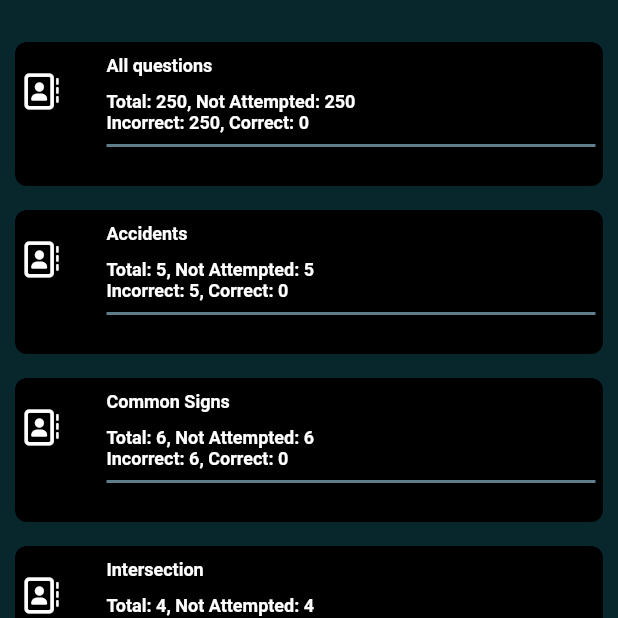
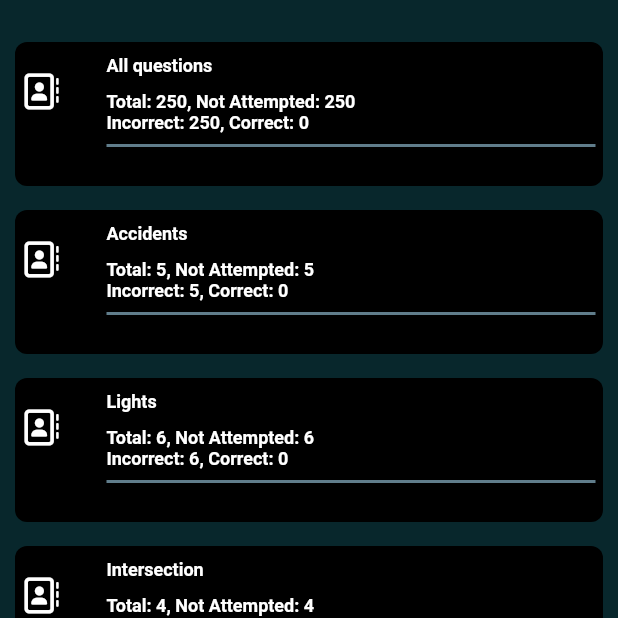
Before and after one commit to MJI-Abir/Drive-TestPal, a Flutter app: the screen it shows after launch, after a tap on "Flash Cards", on a phone screen of 412 x 824 dp, the top half of it. Run offline on Flutter 3.47's test engine with Material 2 defaults, Android fonts, the phone set to English and light mode, and no system bars; our stand-ins replace bloc, font_awesome_flutter, rflutter_alert.

Commit message:
started implementing clean architecture with bloc

```diff
--- a/lib/components/icon_content.dart
+++ b/lib/components/icon_content.dart
@@ -1,5 +1,5 @@
 import 'package:flutter/material.dart';
-import 'package:drive_test_pal/constants.dart';
+import 'package:drive_test_pal/constants/constants.dart';
 
 class IconContent extends StatelessWidget {
 
--- a/lib/components/practice_question.dart
+++ b/lib/components/practice_question.dart
@@ -1,4 +1,4 @@
-import 'package:drive_test_pal/widgets/questions_cat_list.dart';
+import '../enums/enum.dart';
 
 class PracticeQuestion{
   final QuestionType questionType;
--- /dev/null
+++ b/lib/enums/enum.dart
@@ -0,0 +1,6 @@
+enum QuestionType{
+  allQuestions,
+  accidents,
+  lights,
+  intersection,
+}
--- a/lib/screens/home_screen.dart
+++ b/lib/features/home/ui/home.dart
@@ -1,20 +1,13 @@
 import 'package:drive_test_pal/components/icon_content.dart';
 import 'package:drive_test_pal/components/reusable_card.dart';
-import 'package:drive_test_pal/constants.dart';
+import 'package:drive_test_pal/constants/constants.dart';
 import 'package:flutter/material.dart';
 import 'package:font_awesome_flutter/font_awesome_flutter.dart';
 
-class HomeScreen extends StatefulWidget {
-  const HomeScreen({super.key});
+class Home extends StatelessWidget {
+  const Home({super.key});
 
-  @override
-  State<HomeScreen> createState() => _HomeScreenState();
-}
-
-class _HomeScreenState extends State<HomeScreen> {
-  // bool _isHovered = true;
-
-  Expanded buildKey(IconData iconData, String cardLabel, String navigateTo) {
+  Expanded buildKey(IconData iconData, String cardLabel, String navigateTo, BuildContext context) {
     return Expanded(
       child: ReusableCard(
         color: kActiveCardColor,
@@ -30,6 +23,7 @@ class _HomeScreenState extends State<HomeScreen> {
 
   @override
   Widget build(BuildContext context) {
+
     return Scaffold(
       appBar: AppBar(
         backgroundColor: kAppBarColor,
@@ -44,20 +38,20 @@ class _HomeScreenState extends State<HomeScreen> {
         children: <Widget>[
           Row(
             children: <Widget>[
-              buildKey(FontAwesomeIcons.listCheck, 'Start Test', '/'),
-              buildKey(FontAwesomeIcons.book, 'Flash Cards', '/questionCatScreen'),
+              buildKey(FontAwesomeIcons.listCheck, 'Start Test', '/', context),
+              buildKey(FontAwesomeIcons.book, 'Flash Cards', '/questionCatScreen', context),
             ],
           ),
           Row(
             children: <Widget>[
-              buildKey(FontAwesomeIcons.circleInfo, 'Info', '/'),
-              buildKey(FontAwesomeIcons.gear, 'Settings', '/'),
+              buildKey(FontAwesomeIcons.circleInfo, 'Info', '/', context),
+              buildKey(FontAwesomeIcons.gear, 'Settings', '/', context),
             ],
           ),
           Row(
             children: <Widget>[
-              buildKey(FontAwesomeIcons.handHoldingDollar, 'Upgrade', '/'),
-              buildKey(FontAwesomeIcons.book, 'Free Stuff', '/'),
+              buildKey(FontAwesomeIcons.handHoldingDollar, 'Upgrade', '/', context),
+              buildKey(FontAwesomeIcons.book, 'Free Stuff', '/', context),
             ],
           ),
         ],
--- a/lib/screens/practice_screen.dart
+++ b/lib/features/practice_questions/ui/practice.dart
@@ -1,8 +1,9 @@
 import 'package:drive_test_pal/practice_question_brain.dart';
-import 'package:drive_test_pal/widgets/questions_cat_list.dart';
 import 'package:flutter/material.dart';
 import 'package:rflutter_alert/rflutter_alert.dart';
-import 'package:drive_test_pal/constants.dart';
+import 'package:drive_test_pal/constants/constants.dart';
+
+import '../../../enums/enum.dart';
 
 PracticeQuestionBrain practiceQuestionBrain = PracticeQuestionBrain();
 
--- a/lib/screens/question_category_screen.dart
+++ b/lib/features/question_category/ui/question_category_screen.dart
@@ -1,6 +1,6 @@
 import 'package:flutter/material.dart';
 
-import '../widgets/questions_cat_list.dart';
+import '../../../widgets/questions_cat_list.dart';
 
 class QuestionCategoryScreen extends StatelessWidget {
   const QuestionCategoryScreen({super.key});
--- a/lib/main.dart
+++ b/lib/main.dart
@@ -1,8 +1,8 @@
-import 'package:drive_test_pal/constants.dart';
-import 'package:drive_test_pal/screens/practice_screen.dart';
-import 'package:drive_test_pal/screens/question_category_screen.dart';
+import 'package:drive_test_pal/constants/constants.dart';
+import 'package:drive_test_pal/features/practice_questions/ui/practice.dart';
+import 'package:drive_test_pal/features/question_category/ui/question_category_screen.dart';
 import 'package:flutter/material.dart';
-import 'screens/home_screen.dart';
+import 'features/home/ui/home.dart';
 
 void main() {
   runApp(const DriveTestPal());
@@ -21,7 +21,7 @@ class DriveTestPal extends StatelessWidget {
       ),
       initialRoute: '/',
       routes: {
-        '/' :(context) => const HomeScreen(),
+        '/' :(context) => const Home(),
         '/questionCatScreen' :(context) => const QuestionCategoryScreen(),
         '/practiceScreen' : (context) => const PracticeScreen(),
       },
--- a/lib/widgets/question_cat_tile.dart
+++ b/lib/widgets/question_cat_tile.dart
@@ -1,8 +1,9 @@
 import 'package:drive_test_pal/practice_question_brain.dart';
-import 'package:drive_test_pal/widgets/questions_cat_list.dart';
 import 'package:flutter/material.dart';
 import 'package:font_awesome_flutter/font_awesome_flutter.dart';
-import 'package:drive_test_pal/constants.dart';
+import 'package:drive_test_pal/constants/constants.dart';
+
+import '../enums/enum.dart';
 
 
 PracticeQuestionBrain practiceQuestionBrain = PracticeQuestionBrain();
--- a/lib/widgets/questions_cat_list.dart
+++ b/lib/widgets/questions_cat_list.dart
@@ -1,22 +1,20 @@
 import 'package:flutter/material.dart';
-
+import 'package:drive_test_pal/enums/enum.dart';
 import 'question_cat_tile.dart';
 
-enum QuestionType{
-  allQuestions,
-  accidents,
-  commonSigns,
-  intersection,
-}
 class QuestionsCatList extends StatelessWidget {
   @override
   Widget build(BuildContext context) {
+    // return ListView.builder(
+    //   itemBuilder: (context, index){
+    //     final questionCategory =
+    //   });
     return ListView(
       padding: const EdgeInsets.symmetric(vertical: 20.0, horizontal: 10),
       children: const <Widget>[
         QuestionCatTile('All questions', 250, 250, 0, QuestionType.allQuestions),
         QuestionCatTile('Accidents', 5, 5, 0, QuestionType.accidents),
-        QuestionCatTile('Common Signs', 6, 6, 0, QuestionType.commonSigns),
+        QuestionCatTile('Lights', 6, 6, 0, QuestionType.lights),
         QuestionCatTile('Intersection', 4, 4, 0, QuestionType.intersection),
       ],
     );
--- a/pubspec.yaml
+++ b/pubspec.yaml
@@ -7,8 +7,10 @@ environment:
   sdk: '>=3.0.6 <4.0.0'
 
 dependencies:
+  bloc: ^8.1.2
   flutter:
     sdk: flutter
+  flutter_bloc: ^8.1.3
   font_awesome_flutter: ^10.5.0
   rflutter_alert: ^2.0.7
 
```
Also changed, not shown: lib/data/question_data.dart (added, +45 -0 lines), lib/features/home/bloc/bloc/home_bloc.dart (added, +38 -0 lines), lib/features/home/bloc/bloc/home_event.dart (added, +16 -0 lines), lib/features/home/bloc/bloc/home_state.dart (added, +20 -0 lines), lib/models/question.dart (added, +10 -0 lines), lib/practice_question_brain.dart (+5 -34 lines), lib/constants/constants.dart (renamed from lib/constants.dart), pubspec.lock.
